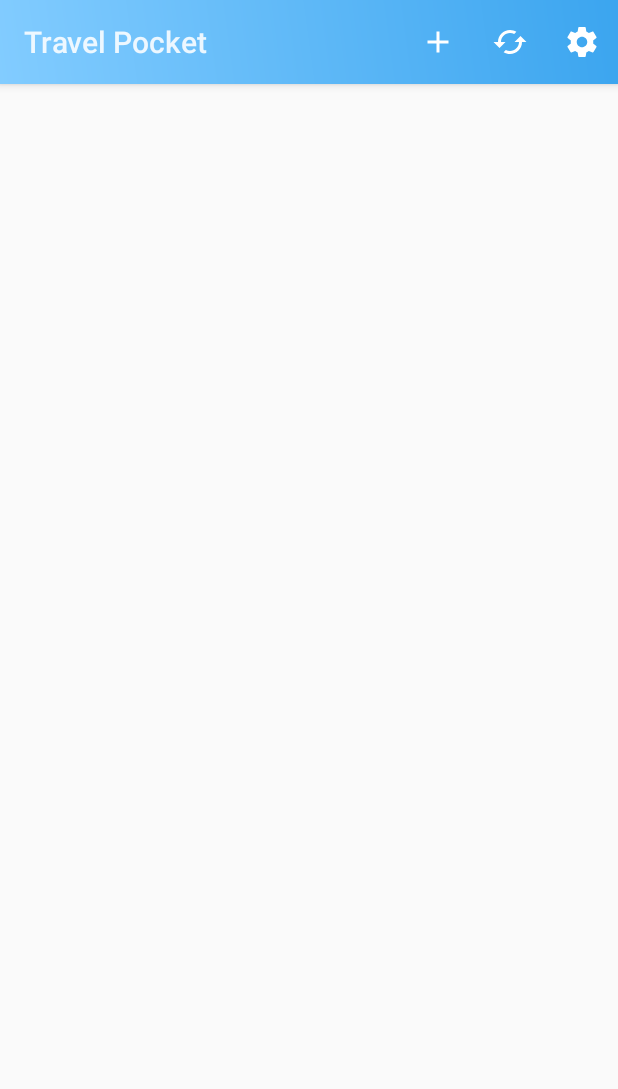
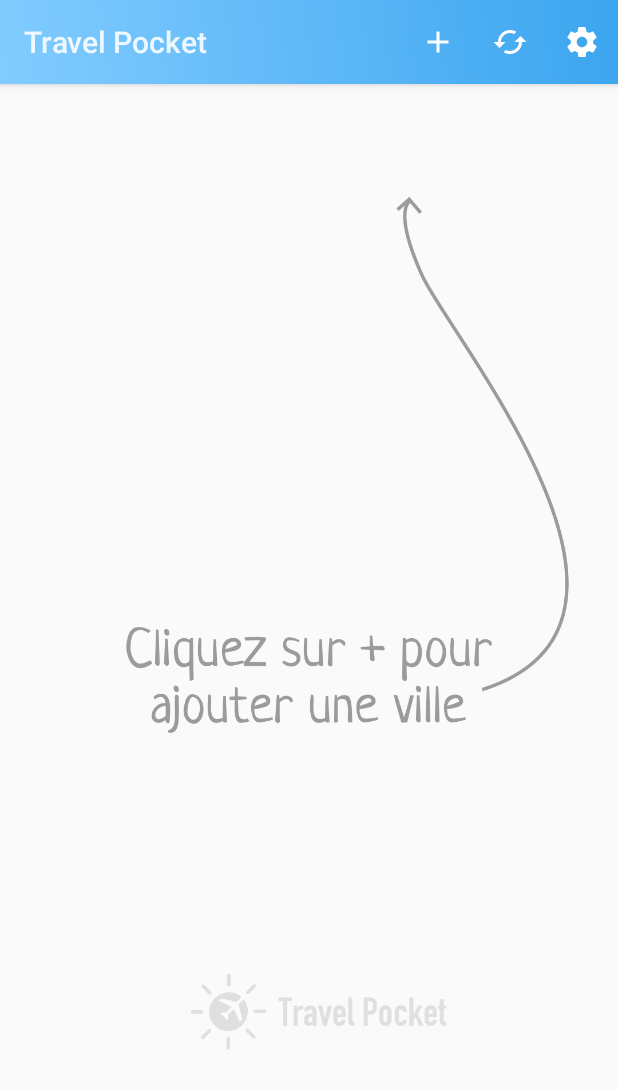
Before and after one commit to abennouna12/travelPocket, an Android app: the screen it shows after launch (MainActivity), on a phone screen of 412 x 824 dp. Shown: the top 1089 px of the screen. Run offline under Robolectric (Android 15) with nearby library versions, the light colour scheme and no system bars; libraries missing offline, so code that uses them is left out: com.facebook.drawee, com.github.brnunes.swipeablerecyclerview; pictures from the network do not load; 3 statements that could not run were skipped.

Commit message:
AddingEmptyImages
Adding empty images
Editing some layouts
Editing the logo

```diff
--- a/app/src/main/java/ig2i/travelPocket/GlobalState.java
+++ b/app/src/main/java/ig2i/travelPocket/GlobalState.java
@@ -294,9 +294,12 @@
 
     public String getFilterNames() {
         String [] names = getTypesStringNames().split(",");
+        if(getTypesStringNames() == "") {
+            return "Tout les filtres";
+        }
         switch (names.length) {
             case 0:
-                return "All filters";
+                return "Tout les filtres";
             case 1:
                 return names[0];
             case 2:
--- a/app/src/main/java/ig2i/travelPocket/activity/MainActivity.java
+++ b/app/src/main/java/ig2i/travelPocket/activity/MainActivity.java
@@ -10,6 +10,7 @@
 import android.view.Menu;
 import android.view.MenuItem;
 import android.view.View;
+import android.widget.ImageView;
 
 import com.facebook.drawee.backends.pipeline.Fresco;
 import com.github.brnunes.swipeablerecyclerview.SwipeableRecyclerViewTouchListener;
@@ -31,7 +32,8 @@
     GlobalState gs;
 
     int PLACE_AUTOCOMPLETE_REQUEST_CODE = 1;
-    private RecyclerView rvCities;
+    RecyclerView rvCities;
+    ImageView pictureNoCity;
     String city;
     String pays;
     String latlong;
@@ -48,6 +50,9 @@
 
         gs = (GlobalState) getApplication();
         refreshBttn = (MenuItem) findViewById(R.id.action_refresh);
+
+        pictureNoCity = (ImageView) findViewById(R.id.pictureNoCity);
+        pictureNoCity.setImageResource(R.drawable.no_weather_image);
 
         rvCities = (RecyclerView) findViewById(R.id.rvCities);
 
@@ -81,6 +86,16 @@
         super.onStart();
     }
 
+    public void handleIfRecylerIsEmpty(){
+        if(gs.cities.isEmpty()) {
+            rvCities.setVisibility(View.GONE);
+            pictureNoCity.setVisibility(View.VISIBLE);
+        } else {
+            rvCities.setVisibility(View.VISIBLE);
+            pictureNoCity.setVisibility(View.GONE);
+        }
+    }
+
     // Fonction pour aller a l'activité InfoCityActivity
     private void goToInfoCity(){
         Intent toInfoCity = new Intent(this, InfoCityActivity.class);
@@ -91,11 +106,13 @@
     private void initializeAdapter(){
         adapter = new RVAWeather(gs.cities);
         rvCities.setAdapter(adapter);
+        handleIfRecylerIsEmpty();
     }
 
     // Fonction pour mettre a jour l'adapter
     private void majAdapter(){
         adapter.notifyDataSetChanged();
+        handleIfRecylerIsEmpty();
     }
 
     @Override
--- a/app/src/main/java/ig2i/travelPocket/adapter/SuggestTypeAdapter.java
+++ b/app/src/main/java/ig2i/travelPocket/adapter/SuggestTypeAdapter.java
@@ -22,7 +22,7 @@
     GlobalState gs;
     Boolean isDeletable;
     public SuggestTypeAdapter(GlobalState gs,Context context, List<SuggestionType> resource, Boolean isDeletable) {
-        super(context,R.layout.suggestion_type,resource);
+        super(context,R.layout.filter_item,resource);
         this.context = context;
         this.types = resource;
         this.gs = gs;
@@ -31,7 +31,7 @@
     @Override
     public View getView(final int position, View convertView, ViewGroup parent) {
         LayoutInflater inflater = ((Activity)context).getLayoutInflater();
-        convertView = inflater.inflate(R.layout.suggestion_type, parent, false);
+        convertView = inflater.inflate(R.layout.filter_item, parent, false);
         CheckBox cb = (CheckBox) convertView.findViewById(R.id.CheckboxSuggestType);
         ImageView delete = (ImageView) convertView.findViewById(R.id.deleteSuggestButton);
         if (isDeletable) {
--- a/app/src/main/java/ig2i/travelPocket/model/City.java
+++ b/app/src/main/java/ig2i/travelPocket/model/City.java
@@ -1,5 +1,6 @@
 package ig2i.travelPocket.model;
 
+import java.util.ArrayList;
 import java.util.List;
 
 public class City {
@@ -27,7 +28,8 @@
     }*/
 
     public City(){
-        //this.suggestions = new ArrayList<>();
+        this.suggestions = new ArrayList<>();
+        this.pictures = new ArrayList<>();
     }
 
     // Mise a jour des informations d'une ville
--- a/app/src/main/java/ig2i/travelPocket/service/JSONSuggestions.java
+++ b/app/src/main/java/ig2i/travelPocket/service/JSONSuggestions.java
@@ -47,11 +47,12 @@
 
         try {
 
+            result.suggestions = new ArrayList<>();
+
             if(SuggestionsResult.getString("status").equals("OK")) {
 
                 JSONArray suggestions = SuggestionsResult.getJSONArray("results");
 
-                result.suggestions = new ArrayList<>();
 
                 // Si la liste des suggestions fournie par google contient moins d'elements que
                 // le nombre de suggestions voulues, on ne fourni que le nombre de suggestions
--- a/app/src/main/res/layout/activity_main.xml
+++ b/app/src/main/res/layout/activity_main.xml
@@ -17,5 +17,10 @@
         android:id="@+id/rvCities"
         android:layout_alignParentBottom="true" />
 
+    <ImageView
+        android:layout_width="match_parent"
+        android:layout_height="match_parent"
+        android:id="@+id/pictureNoCity"/>
+
 
 </RelativeLayout>
```
Also changed, not shown: app/src/main/java/ig2i/travelPocket/activity/InfoCityActivity.java (+20 -19 lines), app/src/main/java/ig2i/travelPocket/adapter/PVAPictures.java (+4 -21 lines), app/src/main/java/ig2i/travelPocket/adapter/PVASuggestions.java (+2 -6 lines), app/src/main/res/layout/activity_info_city.xml (+40 -19 lines), app/src/main/ic_launcher-web.png, app/src/main/res/drawable-nodpi/no_suggestion_image.png (added), app/src/main/res/drawable-nodpi/no_weather_image.png (added), app/src/main/res/layout/filter_item.xml (renamed from app/src/main/res/layout/suggestion_type.xml), app/src/main/res/mipmap-hdpi/ic_launcher.png, app/src/main/res/mipmap-mdpi/ic_launcher.png, app/src/main/res/mipmap-xhdpi/ic_launcher.png, app/src/main/res/mipmap-xxhdpi/ic_launcher.png, app/src/main/res/mipmap-xxxhdpi/ic_launcher.png.
